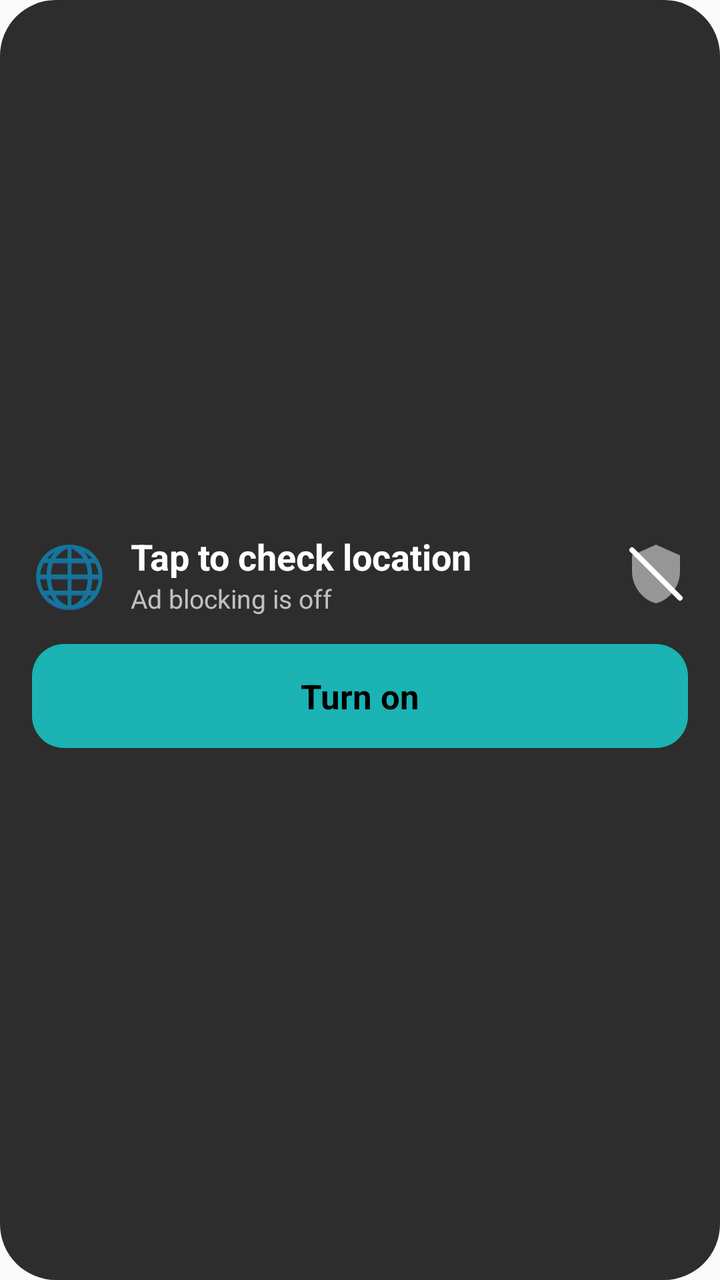
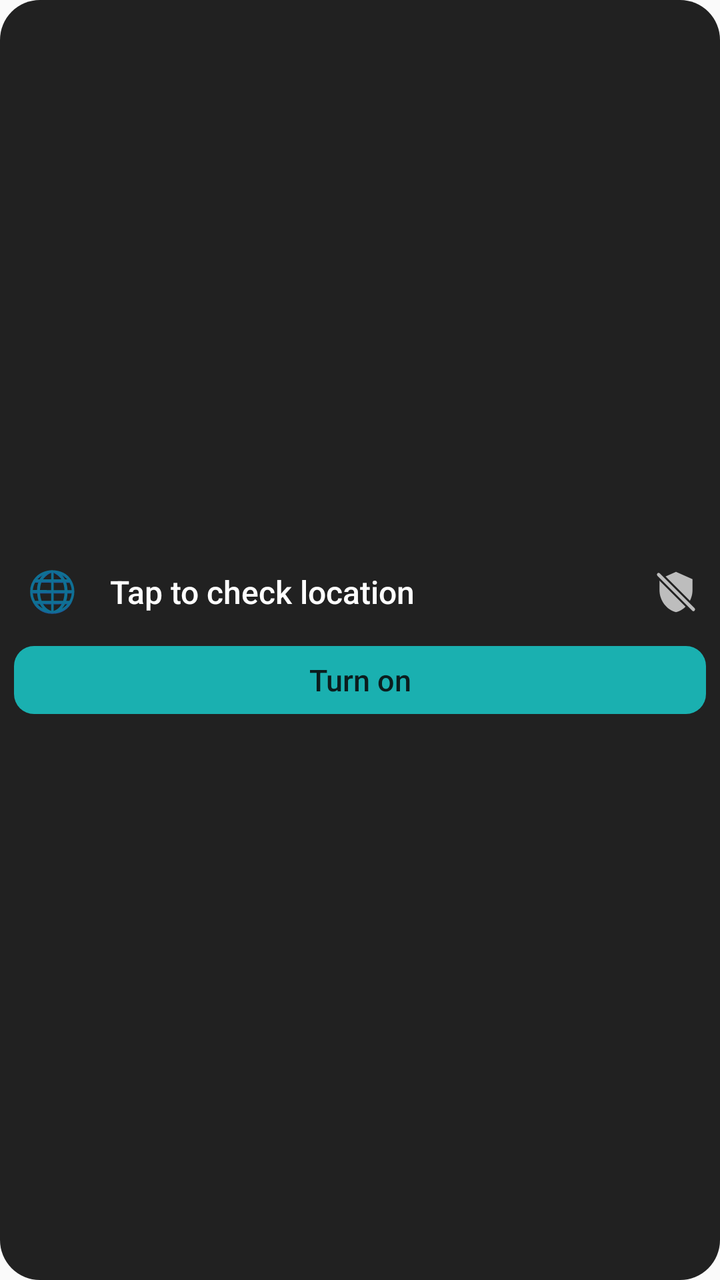

Compare the two renders of this Android layout. The source of the first and the diff that turns it into the second are given below.
<!-- AndroidManifest.xml: application theme AppTheme -->
<!-- res/layout/widget.xml -->
<?xml version="1.0" encoding="utf-8"?>
<LinearLayout xmlns:android="http://schemas.android.com/apk/res/android"
    android:id="@+id/widget_root"
    android:layout_width="match_parent"
    android:layout_height="match_parent"
    android:background="@drawable/widget_background"
    android:gravity="center_vertical"
    android:orientation="vertical"
    android:padding="16dp">

    <LinearLayout
        android:id="@+id/widget_location_row"
        android:layout_width="match_parent"
        android:layout_height="wrap_content"
        android:gravity="center_vertical"
        android:orientation="horizontal">

        <TextView
            android:id="@+id/widget_flag"
            android:layout_width="wrap_content"
            android:layout_height="wrap_content"
            android:text="🌐"
            android:textSize="30sp" />

        <LinearLayout
            android:layout_width="0dp"
            android:layout_height="wrap_content"
            android:layout_marginStart="12dp"
            android:layout_weight="1"
            android:orientation="vertical">

            <TextView
                android:id="@+id/widget_location"
                android:layout_width="match_parent"
                android:layout_height="wrap_content"
                android:ellipsize="end"
                android:singleLine="true"
                android:text="@string/widget_tap_location"
                android:textColor="#FFFFFFFF"
                android:textSize="18sp"
                android:textStyle="bold" />

            <TextView
                android:id="@+id/widget_status"
                android:layout_width="match_parent"
                android:layout_height="wrap_content"
                android:ellipsize="end"
                android:singleLine="true"
                android:text="@string/widget_status_off"
                android:textColor="#B3FFFFFF"
                android:textSize="13sp" />
        </LinearLayout>

        <ImageView
            android:id="@+id/widget_shield"
            android:layout_width="32dp"
            android:layout_height="32dp"
            android:layout_marginStart="8dp"
            android:contentDescription="@string/app_name"
            android:src="@drawable/ic_widget_shield_off" />
    </LinearLayout>

    <TextView
        android:id="@+id/widget_button"
        android:layout_width="match_parent"
        android:layout_height="52dp"
        android:layout_marginTop="14dp"
        android:background="@drawable/widget_button_on"
        android:gravity="center"
        android:text="@string/turn_on"
        android:textColor="#FF000000"
        android:textSize="17sp"
        android:textStyle="bold" />
</LinearLayout>
<!-- resources referenced by this layout -->
<resources>
  <!-- drawable ic_widget_shield_off (drawable) -->
  <?xml version="1.0" encoding="utf-8"?>
  <vector xmlns:android="http://schemas.android.com/apk/res/android"
      android:width="24dp"
      android:height="24dp"
      android:viewportWidth="24"
      android:viewportHeight="24">
      <path
          android:fillColor="#80FFFFFF"
          android:pathData="M12,1L3,5v6c0,5.55 3.84,10.74 9,12 5.16,-1.26 9,-6.45 9,-12V5L12,1z" />
      <path
          android:pathData="M3,3L21,21"
          android:strokeWidth="2"
          android:strokeColor="#FFFFFFFF"
          android:strokeLineCap="round" />
  </vector>
  <!-- drawable widget_background (drawable) -->
  <?xml version="1.0" encoding="utf-8"?>
  <shape xmlns:android="http://schemas.android.com/apk/res/android" android:shape="rectangle">
      <solid android:color="#F2222222" />
      <corners android:radius="28dp" />
  </shape>
  <!-- drawable widget_button_on (drawable) -->
  <?xml version="1.0" encoding="utf-8"?>
  <shape xmlns:android="http://schemas.android.com/apk/res/android" android:shape="rectangle">
      <solid android:color="#FF1BB3B4" />
      <corners android:radius="16dp" />
  </shape>
  <string name="app_name">AdShield</string>
  <string name="turn_on">Turn on</string>
  <string name="widget_status_off">Ad blocking is off</string>
  <string name="widget_tap_location">Tap to check location</string>
  <style name="AppTheme" parent="android:Theme.Material.Light.NoActionBar">
          <item name="android:colorAccent">@color/accent</item>
          <item name="android:colorPrimary">@color/accent</item>
          <item name="android:statusBarColor">@android:color/transparent</item>
          <item name="android:windowLightStatusBar">true</item>
      </style>
  <color name="accent">#1E88E5</color>
</resources>

<!-- the commit's change to res/layout/widget.xml (unified diff, before → after) -->
@@ -6,56 +6,52 @@
     android:background="@drawable/widget_background"
     android:gravity="center_vertical"
     android:orientation="vertical"
-    android:padding="16dp">
+    android:paddingHorizontal="7dp"
+    android:paddingVertical="7dp">
 
     <LinearLayout
         android:id="@+id/widget_location_row"
         android:layout_width="match_parent"
-        android:layout_height="wrap_content"
+        android:layout_height="26dp"
         android:gravity="center_vertical"
         android:orientation="horizontal">
 
+        <ImageView
+            android:id="@+id/widget_flag_image"
+            android:layout_width="38dp"
+            android:layout_height="26dp"
+            android:importantForAccessibility="no"
+            android:scaleType="fitCenter"
+            android:visibility="gone" />
+
         <TextView
             android:id="@+id/widget_flag"
-            android:layout_width="wrap_content"
-            android:layout_height="wrap_content"
+            android:layout_width="38dp"
+            android:layout_height="26dp"
+            android:gravity="center"
+            android:includeFontPadding="false"
             android:text="🌐"
-            android:textSize="30sp" />
+            android:textSize="20sp" />
 
-        <LinearLayout
+        <TextView
+            android:id="@+id/widget_location"
             android:layout_width="0dp"
             android:layout_height="wrap_content"
-            android:layout_marginStart="12dp"
+            android:layout_marginStart="10dp"
             android:layout_weight="1"
-            android:orientation="vertical">
-
-            <TextView
-                android:id="@+id/widget_location"
-                android:layout_width="match_parent"
-                android:layout_height="wrap_content"
-                android:ellipsize="end"
-                android:singleLine="true"
-                android:text="@string/widget_tap_location"
-                android:textColor="#FFFFFFFF"
-                android:textSize="18sp"
-                android:textStyle="bold" />
-
-            <TextView
-                android:id="@+id/widget_status"
-                android:layout_width="match_parent"
-                android:layout_height="wrap_content"
-                android:ellipsize="end"
-                android:singleLine="true"
-                android:text="@string/widget_status_off"
-                android:textColor="#B3FFFFFF"
-                android:textSize="13sp" />
-        </LinearLayout>
+            android:ellipsize="end"
+            android:fontFamily="sans-serif-medium"
+            android:singleLine="true"
+            android:text="@string/widget_tap_location"
+            android:textColor="#FFFFFFFF"
+            android:textSize="16sp" />
 
         <ImageView
             android:id="@+id/widget_shield"
-            android:layout_width="32dp"
-            android:layout_height="32dp"
+            android:layout_width="22dp"
+            android:layout_height="22dp"
             android:layout_marginStart="8dp"
+            android:layout_marginEnd="4dp"
             android:contentDescription="@string/app_name"
             android:src="@drawable/ic_widget_shield_off" />
     </LinearLayout>
@@ -63,12 +59,12 @@
     <TextView
         android:id="@+id/widget_button"
         android:layout_width="match_parent"
-        android:layout_height="52dp"
+        android:layout_height="34dp"
         android:layout_marginTop="14dp"
         android:background="@drawable/widget_button_on"
+        android:fontFamily="sans-serif-medium"
         android:gravity="center"
         android:text="@string/turn_on"
-        android:textColor="#FF000000"
-        android:textSize="17sp"
-        android:textStyle="bold" />
+        android:textColor="#FF0B1D1E"
+        android:textSize="15sp" />
 </LinearLayout>
<!-- resource entries referenced after the edit -->
@@ -8,29 +8,33 @@
       android:viewportWidth="24"
       android:viewportHeight="24">
       <path
-          android:fillColor="#80FFFFFF"
+          android:fillColor="#FFBDBDBD"
           android:pathData="M12,1L3,5v6c0,5.55 3.84,10.74 9,12 5.16,-1.26 9,-6.45 9,-12V5L12,1z" />
       <path
-          android:pathData="M3,3L21,21"
-          android:strokeWidth="2"
-          android:strokeColor="#FFFFFFFF"
+          android:pathData="M2.5,2.5L21.5,21.5"
+          android:strokeWidth="4"
+          android:strokeColor="#FF212121"
+          android:strokeLineCap="round" />
+      <path
+          android:pathData="M2.5,2.5L21.5,21.5"
+          android:strokeWidth="1.8"
+          android:strokeColor="#FFBDBDBD"
           android:strokeLineCap="round" />
   </vector>
   <!-- drawable widget_background (drawable) -->
   <?xml version="1.0" encoding="utf-8"?>
   <shape xmlns:android="http://schemas.android.com/apk/res/android" android:shape="rectangle">
-      <solid android:color="#F2222222" />
-      <corners android:radius="28dp" />
+      <solid android:color="#FF212121" />
+      <corners android:radius="20dp" />
   </shape>
   <!-- drawable widget_button_on (drawable) -->
   <?xml version="1.0" encoding="utf-8"?>
   <shape xmlns:android="http://schemas.android.com/apk/res/android" android:shape="rectangle">
-      <solid android:color="#FF1BB3B4" />
-      <corners android:radius="16dp" />
+      <solid android:color="#FF1AB0B0" />
+      <corners android:radius="10dp" />
   </shape>
   <string name="app_name">AdShield</string>
   <string name="turn_on">Turn on</string>
-  <string name="widget_status_off">Ad blocking is off</string>
   <string name="widget_tap_location">Tap to check location</string>
   <style name="AppTheme" parent="android:Theme.Material.Light.NoActionBar">
           <item name="android:colorAccent">@color/accent</item>
